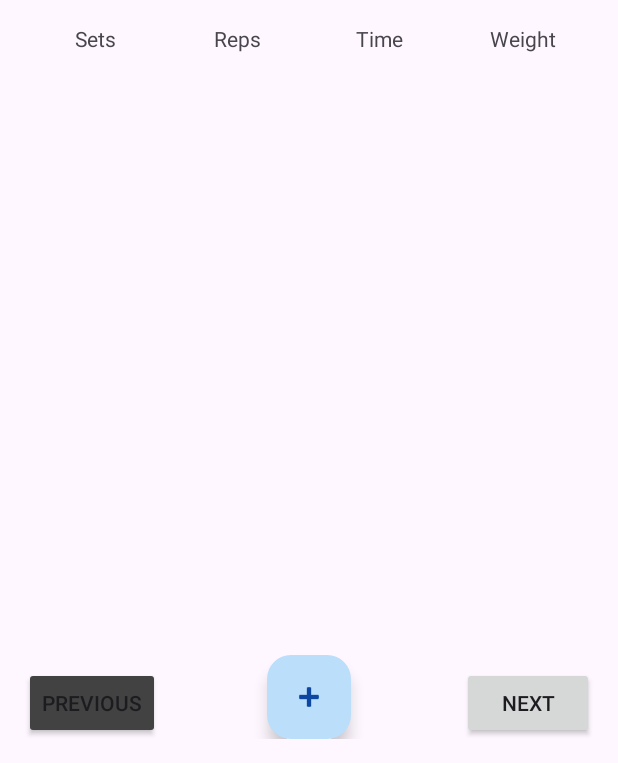
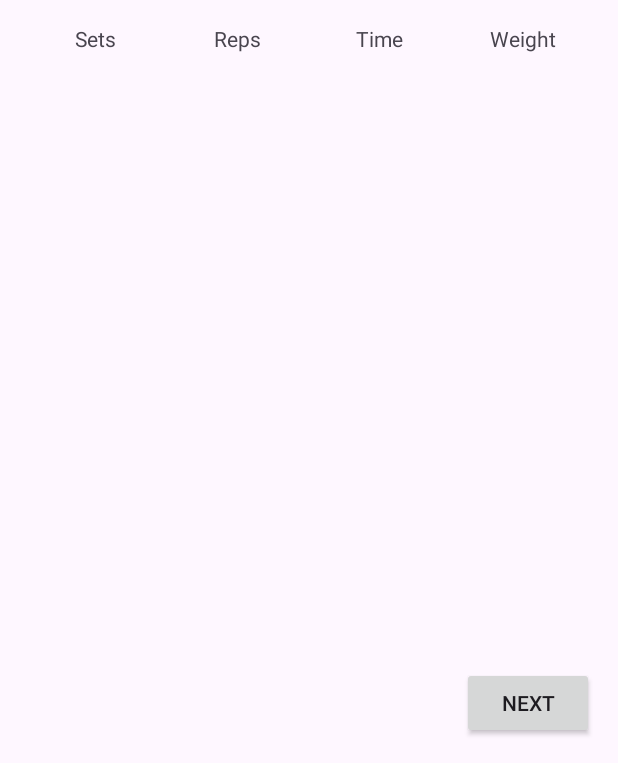
Before and after one commit to RamatjyotSingh/GymBuddyApp, an Android app: the WorkoutPlayerActivity screen opened directly, with no data from a screen before it, on a phone screen of 412 x 824 dp, the part 473-1236 px from its top. Run offline under Robolectric (Android 15) with nearby library versions, the light colour scheme and no system bars; our stand-ins replace Timber; 2 statements that could not run were skipped.

Commit message:
removed prev and fab button form workout player

```diff
--- a/app/src/main/java/comp3350/gymbuddy/logic/util/WorkoutPlaybackController.java
+++ b/app/src/main/java/comp3350/gymbuddy/logic/util/WorkoutPlaybackController.java
@@ -15,10 +15,10 @@ public class WorkoutPlaybackController {
         void onFinishedWorkout(WorkoutSession workoutSession);
     }
 
-    private WorkoutProfile workoutProfile;
+    private final WorkoutProfile workoutProfile;
     private int currentIndex;
-    private BeginWorkoutItemListener beginWorkoutItemListener;
-    private FinishWorkoutListener finishWorkoutListener;
+    private final BeginWorkoutItemListener beginWorkoutItemListener;
+    private final FinishWorkoutListener finishWorkoutListener;
 
     public WorkoutPlaybackController(WorkoutProfile profile, BeginWorkoutItemListener beginWIListener, FinishWorkoutListener finishWorkoutListener) {
         this.workoutProfile = profile;
--- a/app/src/main/java/comp3350/gymbuddy/presentation/activity/WorkoutPlayerActivity.java
+++ b/app/src/main/java/comp3350/gymbuddy/presentation/activity/WorkoutPlayerActivity.java
@@ -68,20 +68,9 @@ public class WorkoutPlayerActivity extends Activity {
         controller.startWorkout();
     }
 
-    /**
-     * Handles the Floating Action Button (FAB) click event.
-     * Creates a new entry in the recycler view.fs
-     */
-    public void onClickFAB(View v) {
 
-    }
 
-    /**
-     * Handles the Previous button click event.
-     */
-    public void onClickPrevious(View v) {
 
-    }
 
     /**
      * Handles the Next button click event.
--- a/app/src/main/res/layout/activity_workout_player.xml
+++ b/app/src/main/res/layout/activity_workout_player.xml
@@ -176,27 +176,7 @@
         android:layout_above="@+id/fabAddSet"
         android:nestedScrollingEnabled="false" />
 
-    <Button
-        android:id="@+id/btnPrevious"
-        android:layout_width="wrap_content"
-        android:layout_height="wrap_content"
-        android:text="@string/previous"
-        android:onClick="onClickPrevious"
-        android:layout_alignParentStart="true"
-        android:layout_alignParentBottom="true"
-        android:backgroundTint="@color/grey_800" />
-
     <!-- Add Set Entry Button -->
-    <com.google.android.material.floatingactionbutton.FloatingActionButton
-        android:id="@+id/fabAddSet"
-        android:layout_width="wrap_content"
-        android:layout_height="wrap_content"
-        android:src="@android:drawable/ic_input_add"
-        android:onClick="onClickFAB"
-        android:layout_alignParentBottom="true"
-        android:layout_centerInParent="true"
-        android:contentDescription="@string/add_set_entry_button_content_description"
-        android:layout_marginTop="16dp" />
 
     <Button
         android:id="@+id/btnNext"
```
Also changed, not shown: 4 other files.
